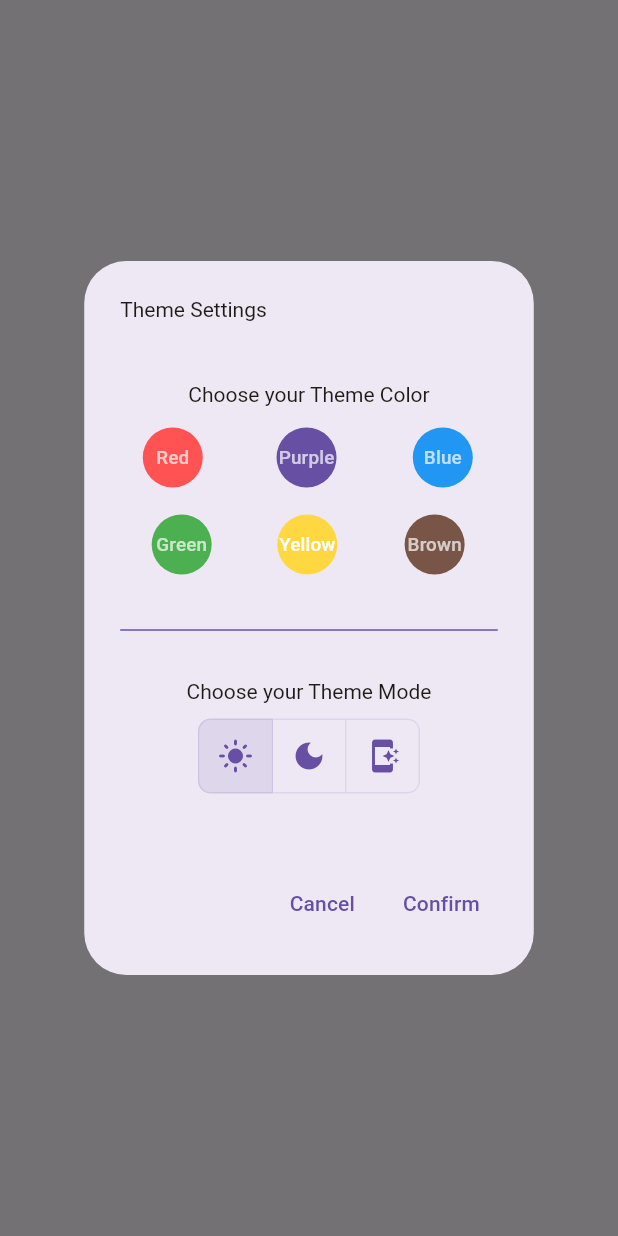
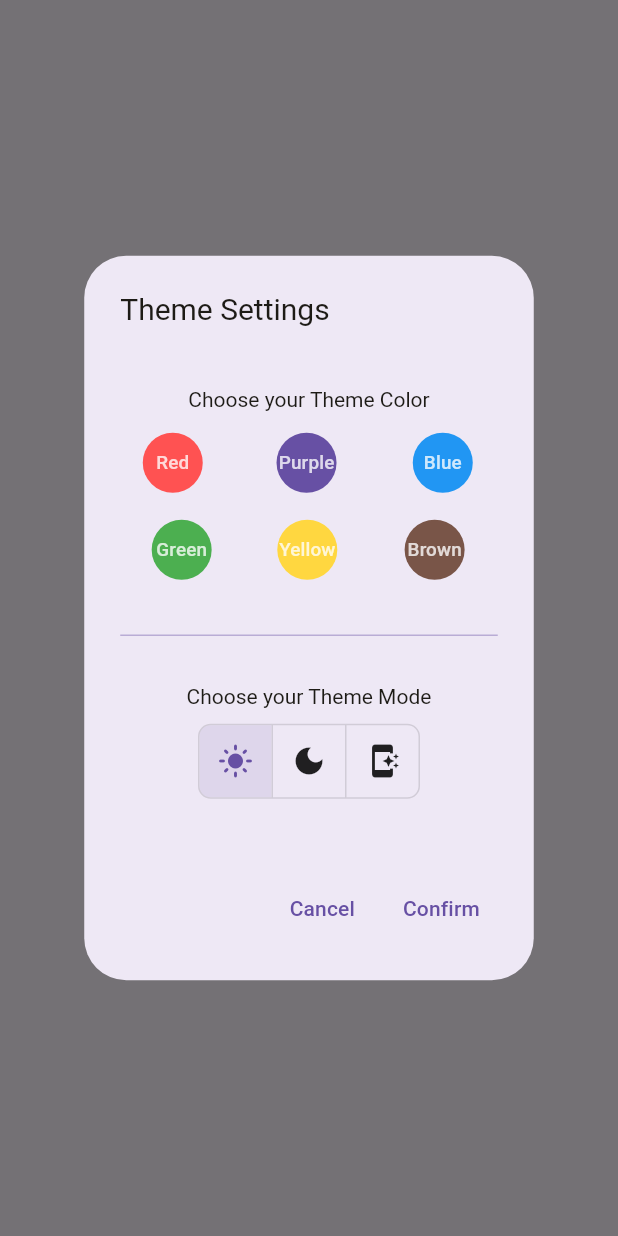
Before and after one commit to Rexo99/MoneyMate, a Flutter app: what colorPicker() shows on an empty page, opened directly with empty values, after a tap on the "light mode" icon, on a phone screen of 412 x 824 dp. Run offline on Flutter 3.47's test engine with Material 2 defaults, Android fonts, the phone set to English and light mode, and no system bars; our stand-ins replace camera, fast_immutable_collections, flutter_speed_dial, flutter_swipe_action_cell, get, jwt_decoder and 1 more; missing offline and left inert: google_mlkit_text_recognition, tutorial_coach_mark; accounts and stored records are empty.

Commit message:
Improved style of ThemeSettings

```diff
--- a/lib/util/Popups.dart
+++ b/lib/util/Popups.dart
@@ -263,6 +263,8 @@ void colorPicker(
   Color _backgroundColor = Theme.of(context).dialogBackgroundColor;
   Color? _textColor = Theme.of(context).textTheme.displayLarge?.color;
 
+  bool _isDark = Theme.of(context).brightness == Brightness.dark;
+
   showDialog<String>(
     context: context,
     builder: (context) {
@@ -274,7 +276,7 @@ void colorPicker(
               iconColor: _newColor,
               titleTextStyle: TextStyle(color: _textColor),
               contentTextStyle: TextStyle(color: _textColor),
-              title: const Text('Theme Settings'),
+              title: const Text('Theme Settings', style: TextStyle(fontSize: 20),),
               content: Column(
                   mainAxisSize: MainAxisSize.min,
                   children: [
@@ -288,20 +290,20 @@ void colorPicker(
                       children: [
                         FilledButton(
                             onPressed: () => setState(() {_newColor = _colors[0];}),
-                            child: Text('Red', textScaleFactor: .9, style: TextStyle(color: Colors.white70)),
+                            child: Text('Red', textScaleFactor: .9, style: TextStyle(color: _isDark ? Colors.black87 : Colors.white.withAlpha(200))),
                             style: FilledButton.styleFrom(
                                 backgroundColor: _colors[0],
                                 shape: CircleBorder())),
                         FilledButton(
                             onPressed: () => setState(() {_newColor = _colors[1];}),
-                            child: Text('Purple', textScaleFactor: .9, style: TextStyle(color: Colors.white70)),
+                            child: Text('Purple', textScaleFactor: .9, style: TextStyle(color: _isDark ? Colors.black87 : Colors.white.withAlpha(200))),
                             style: FilledButton.styleFrom(
                                 backgroundColor: _colors[1],
                                 shape: CircleBorder())
                         ),
                         FilledButton(
                             onPressed: () => setState(() {_newColor = _colors[2];}),
-                            child: Text('Blue', textScaleFactor: .9, style: TextStyle(color: Colors.white70)),
+                            child: Text('Blue', textScaleFactor: .9, style: TextStyle(color: _isDark ? Colors.black87 : Colors.white.withAlpha(200))),
                             style: FilledButton.styleFrom(
                                 backgroundColor: _colors[2],
                                 shape: CircleBorder())
@@ -314,19 +316,19 @@ void colorPicker(
                       children: [
                         FilledButton(
                             onPressed: () => setState(() {_newColor = _colors[3];}),
-                            child: Text('Green', textScaleFactor: .9, style: TextStyle(color: Colors.white70)),
+                            child: Text('Green', textScaleFactor: .9, style: TextStyle(color: _isDark ? Colors.black87 : Colors.white.withAlpha(200))),
                             style: FilledButton.styleFrom(
                                 backgroundColor: _colors[3],
                                 shape: CircleBorder())),
                         FilledButton(
                             onPressed: () => setState(() {_newColor = _colors[4];}),
-                            child: Text('Yellow', textScaleFactor: .9, style: TextStyle(color: Colors.white)),
+                            child: Text('Yellow', textScaleFactor: .9, style: TextStyle(color: _isDark ? Colors.black87 : Colors.white.withAlpha(200))),
                             style: FilledButton.styleFrom(
                                 backgroundColor: _colors[4],
                                 shape: CircleBorder())),
                         FilledButton(
                             onPressed: () => setState(() {_newColor = _colors[5];}),
-                            child: Text('Brown', textScaleFactor: .9, style: TextStyle(color: Colors.white70)),
+                            child: Text('Brown', textScaleFactor: .9, style: TextStyle(color: _isDark ? Colors.black87 : Colors.white.withAlpha(200))),
                             style: FilledButton.styleFrom(
                                 backgroundColor: _colors[5],
                                 shape: CircleBorder())),
@@ -334,16 +336,16 @@ void colorPicker(
                       ],
                     ),
                     SizedBox(height: 25),
-                    Divider(color: _newColor),
+                    Divider(color: _newColor.withAlpha(100)),
                     SizedBox(height: 25),
                     Text('Choose your Theme Mode', textAlign: TextAlign.center, style: TextStyle(color: _textColor)),
                     SizedBox(height: 10),
                     Center(
                         child: ToggleButtons(
-                          color: _newColor,
+                          color: _isDark ? Colors.white70 : Colors.black87,
                           selectedColor: _newColor,
-                          borderColor: _newColor.withAlpha(30),
-                          selectedBorderColor: _newColor.withAlpha(60),
+                          borderColor: _isDark ? Colors.white10 : Colors.black12,
+                          selectedBorderColor: _isDark ? Colors.white12 : Colors.black12,
                           fillColor: _newColor.withAlpha(30),
                           children: [
                             Icon(Icons.light_mode),
@@ -363,17 +365,24 @@ void colorPicker(
                                 case 0:
                                   setState(() {_newTheme = ThemeMode.light;
                                   _backgroundColor = Color(0xfffffbff);
-                                  _textColor = Color(0xff1d1b16);});
+                                  _textColor = Color(0xff1d1b16);
+                                  _isDark = false;
+                                  });
                                   break;
                                 case 1:
                                   setState(() {_newTheme = ThemeMode.dark;
                                   _backgroundColor = Color(0xff201a18);
-                                  _textColor = Color(0xffe8e2d9);});
+                                  _textColor = Color(0xffe8e2d9);
+                                  _isDark = true;
+                                  });
                                   break;
                                 case 2:
                                   setState(() {_newTheme = ThemeMode.system;
-                                  _backgroundColor = getSystemColor(context)[0];});
+                                  _backgroundColor = getSystemColor(context)[0];
                                   _textColor = getSystemColor(context)[1];
+                                  _isDark = SchedulerBinding.instance.platformDispatcher.platformBrightness == Brightness.dark;
+                                  });
+
                                   break;
                               }
                             });
```
